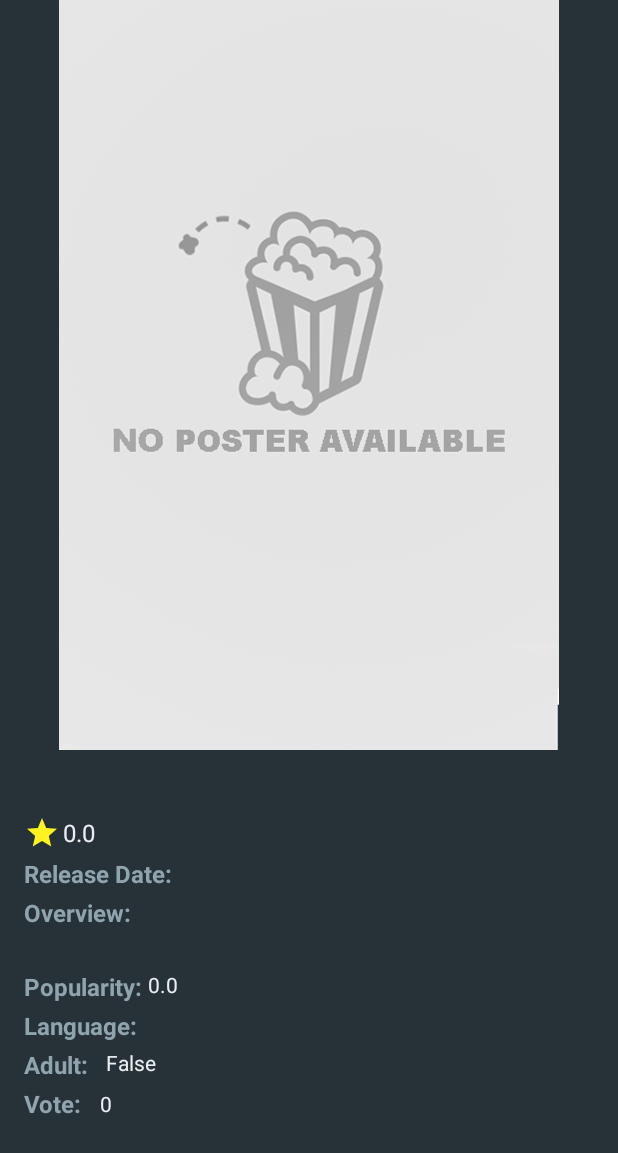
After one commit to mariohany/IKENAssignment, an Android app: the MovieDetailsActivity screen opened directly, with no data from a screen before it, on a phone screen of 412 x 824 dp. The commit adds this screen. Shown: the top 1153 px of the screen. Run offline under Robolectric (Android 15) with nearby library versions, the phone set to English and light mode, and no system bars; pictures from the network do not load.

Commit message:
Add MovieDetailsActivity and update Movie model

```diff
--- a/app/src/main/AndroidManifest.xml
+++ b/app/src/main/AndroidManifest.xml
@@ -12,6 +12,7 @@
         android:roundIcon="@mipmap/ic_launcher_round"
         android:supportsRtl="true"
         android:theme="@style/AppTheme">
+        <activity android:name=".ui.activity.MovieDetailsActivity"></activity>
         <activity android:name=".ui.activity.MainActivity">
             <intent-filter>
                 <action android:name="android.intent.action.MAIN" />
--- /dev/null
+++ b/app/src/main/java/com/example/ghostnight/ikenassignment/ui/activity/MovieDetailsActivity.java
@@ -0,0 +1,80 @@
+package com.example.ghostnight.ikenassignment.ui.activity;
+
+import android.os.Bundle;
+import android.support.v7.app.AppCompatActivity;
+import android.widget.ImageView;
+import android.widget.TextView;
+import com.bumptech.glide.Glide;
+import com.example.ghostnight.ikenassignment.R;
+
+
+public class MovieDetailsActivity extends AppCompatActivity {
+
+
+    private ImageView mImage;
+    private TextView mTitle;
+    private TextView mRating;
+    private TextView mReleaseDate;
+    private TextView mOverview;
+    private TextView mAdult;
+    private TextView mPopularity;
+    private TextView mLanguage;
+    private TextView mVote;
+
+    private int id;
+    private String title;
+    private String overview;
+    private String releaseDate;
+    private float rating;
+    private String image;
+    private float popularity;
+    private boolean adult;
+    private String language;
+    private int vote;
+
+    @Override
+    protected void onCreate(Bundle savedInstanceState) {
+        super.onCreate(savedInstanceState);
+        setContentView(R.layout.activity_movie_details);
+        id = getIntent().getIntExtra("id", 0);
+        title = getIntent().getStringExtra("title");
+        overview = getIntent().getStringExtra("overview");
+        releaseDate = getIntent().getStringExtra("releaseDate");
+        rating = getIntent().getFloatExtra("rating", 0);
+        image = getIntent().getStringExtra("image");
+        popularity = getIntent().getFloatExtra("popularity", 0);
+        adult = getIntent().getBooleanExtra("adult", false);
+        language = getIntent().getStringExtra("language");
+        vote = getIntent().getIntExtra("vote",0);
+
+        mImage = findViewById(R.id.image);
+        mTitle = findViewById(R.id.title);
+        mRating = findViewById(R.id.rating);
+        mReleaseDate = findViewById(R.id.release_date);
+        mOverview = findViewById(R.id.overview);
+        mPopularity = findViewById(R.id.popularity);
+        mAdult = findViewById(R.id.adult);
+        mLanguage = findViewById(R.id.language);
+        mVote = findViewById(R.id.vote);
+
+        if(image != null) {
+            Glide.with(this)
+                    .load(image)
+                    .into(mImage);
+        }else{
+            mImage.setImageResource(R.drawable.poster_holder);
+        }
+        mTitle.setText(title);
+        mRating.setText(String.valueOf(rating));
+        mReleaseDate.setText(releaseDate);
+        mOverview.setText(overview);
+        mLanguage.setText(language);
+        mPopularity.setText(String.valueOf(popularity));
+        mVote.setText(String.valueOf(vote));
+        if(adult)
+            mAdult.setText("True");
+        else
+            mAdult.setText("False");
+
+    }
+}
--- /dev/null
+++ b/app/src/main/res/drawable/ic_star.xml
@@ -0,0 +1,10 @@
+<vector xmlns:android="http://schemas.android.com/apk/res/android"
+    android:width="24dp"
+    android:height="24dp"
+    android:tint="#FFF220"
+    android:viewportWidth="24.0"
+    android:viewportHeight="24.0">
+    <path
+        android:fillColor="#FF000000"
+        android:pathData="M12,17.27L18.18,21l-1.64,-7.03L22,9.24l-7.19,-0.61L12,2 9.19,8.63 2,9.24l5.46,4.73L5.82,21z" />
+</vector>
--- /dev/null
+++ b/app/src/main/res/layout/activity_movie_details.xml
@@ -0,0 +1,213 @@
+<?xml version="1.0" encoding="utf-8"?>
+<ScrollView xmlns:android="http://schemas.android.com/apk/res/android"
+    xmlns:app="http://schemas.android.com/apk/res-auto"
+    xmlns:tools="http://schemas.android.com/tools"
+    android:id="@+id/scrollView2"
+    android:layout_width="match_parent"
+    android:layout_height="match_parent"
+    android:background="@color/colorPrimary"
+    tools:context=".ui.activity.MovieDetailsActivity">
+
+    <android.support.constraint.ConstraintLayout
+        android:layout_width="match_parent"
+        android:layout_height="wrap_content">
+
+        <ImageView
+            android:id="@+id/image"
+            android:layout_width="match_parent"
+            android:layout_height="wrap_content"
+            app:layout_constraintEnd_toEndOf="parent"
+            app:layout_constraintStart_toStartOf="parent"
+            app:layout_constraintTop_toTopOf="parent" />
+
+        <TextView
+            android:id="@+id/title"
+            android:layout_width="0dp"
+            android:layout_height="wrap_content"
+            android:layout_marginStart="16dp"
+            android:layout_marginTop="12dp"
+            android:text="@string/title_holder"
+            android:textColor="@color/light_gray"
+            android:textSize="20sp"
+            android:textStyle="bold"
+            app:layout_constraintStart_toStartOf="parent"
+            app:layout_constraintTop_toBottomOf="@+id/image" />
+
+        <LinearLayout
+            android:id="@+id/linearLayout"
+            android:layout_width="wrap_content"
+            android:layout_height="wrap_content"
+            android:layout_marginStart="16dp"
+            android:layout_marginTop="4dp"
+            app:layout_constraintStart_toStartOf="parent"
+            app:layout_constraintTop_toBottomOf="@+id/title">
+
+            <ImageView
+                android:id="@+id/imageView"
+                android:layout_width="24dp"
+                android:layout_height="24dp"
+                android:src="@drawable/ic_star" />
+
+            <TextView
+                android:id="@+id/rating"
+                android:layout_width="wrap_content"
+                android:layout_height="wrap_content"
+                android:layout_gravity="center_vertical"
+                android:layout_marginStart="2dp"
+                android:text="9.9"
+                android:textColor="@color/light_gray"
+                android:textSize="16sp" />
+        </LinearLayout>
+
+        <TextView
+            android:id="@+id/textView3"
+            android:layout_width="wrap_content"
+            android:layout_height="wrap_content"
+            android:layout_marginStart="16dp"
+            android:layout_marginTop="4dp"
+            android:text="Release Date: "
+            android:textColor="#90A4AE"
+            android:textSize="16sp"
+            android:textStyle="bold"
+            app:layout_constraintStart_toStartOf="parent"
+            app:layout_constraintTop_toBottomOf="@+id/linearLayout" />
+
+        <TextView
+            android:id="@+id/release_date"
+            android:layout_width="wrap_content"
+            android:layout_height="wrap_content"
+            android:layout_marginStart="4dp"
+            android:layout_marginTop="4dp"
+            android:gravity="center_vertical"
+            android:text="@string/release_holder"
+            android:textColor="@color/light_gray"
+            android:textSize="16sp"
+            app:layout_constraintStart_toEndOf="@+id/textView3"
+            app:layout_constraintTop_toBottomOf="@+id/linearLayout" />
+
+        <TextView
+            android:id="@+id/textView2"
+            android:layout_width="wrap_content"
+            android:layout_height="wrap_content"
+            android:layout_marginStart="16dp"
+            android:layout_marginTop="4dp"
+            android:text="Overview:"
+            android:textColor="#90A4AE"
+            android:textSize="16sp"
+            android:textStyle="bold"
+            app:layout_constraintStart_toStartOf="parent"
+            app:layout_constraintTop_toBottomOf="@+id/textView3" />
+
+        <TextView
+            android:id="@+id/overview"
+            android:layout_width="match_parent"
+            android:layout_height="wrap_content"
+            android:layout_marginStart="16dp"
+            android:layout_marginTop="4dp"
+            android:layout_marginEnd="16dp"
+            android:text="@string/description_holder"
+            android:textColor="@color/light_gray"
+            android:textSize="14sp"
+            app:layout_constraintEnd_toEndOf="parent"
+            app:layout_constraintStart_toStartOf="parent"
+            app:layout_constraintTop_toBottomOf="@+id/textView2" />
+
+        <TextView
+            android:id="@+id/textView4"
+            android:layout_width="wrap_content"
+            android:layout_height="wrap_content"
+            android:layout_marginStart="16dp"
+            android:layout_marginTop="4dp"
+            android:text="Popularity: "
+            android:textColor="#90A4AE"
+            android:textSize="16sp"
+            android:textStyle="bold"
+            app:layout_constraintStart_toStartOf="parent"
+            app:layout_constraintTop_toBottomOf="@+id/overview" />
+
+        <TextView
+            android:id="@+id/popularity"
+            android:layout_width="wrap_content"
+            android:layout_height="wrap_content"
+            android:layout_marginTop="4dp"
+            android:textColor="@color/light_gray"
+            android:textSize="14sp"
+            app:layout_constraintStart_toEndOf="@+id/textView4"
+            app:layout_constraintTop_toBottomOf="@+id/overview" />
+
+        <TextView
+            android:id="@+id/textView5"
+            android:layout_width="wrap_content"
+            android:layout_height="wrap_content"
+            android:layout_marginStart="16dp"
+            android:layout_marginTop="4dp"
+            android:text="Language: "
+            android:textColor="#90A4AE"
+            android:textSize="16sp"
+            android:textStyle="bold"
+            app:layout_constraintStart_toStartOf="parent"
+            app:layout_constraintTop_toBottomOf="@+id/textView4" />
+
+        <TextView
+            android:id="@+id/language"
+            android:layout_width="wrap_content"
+            android:layout_height="wrap_content"
+            android:layout_marginTop="4dp"
+            android:textColor="@color/light_gray"
+            android:textSize="14sp"
+            app:layout_constraintStart_toEndOf="@+id/textView5"
+            app:layout_constraintTop_toBottomOf="@+id/textView4" />
+
+        <TextView
+            android:id="@+id/textView6"
+            android:layout_width="wrap_content"
+            android:layout_height="wrap_content"
+            android:layout_marginStart="16dp"
+            android:layout_marginTop="4dp"
+            android:text="Adult: "
+            android:textColor="#90A4AE"
+            android:textSize="16sp"
+            android:textStyle="bold"
+            app:layout_constraintStart_toStartOf="parent"
+            app:layout_constraintTop_toBottomOf="@+id/textView5" />
+
+        <TextView
+            android:id="@+id/adult"
+            android:layout_width="wrap_content"
+            android:layout_height="wrap_content"
+            android:layout_marginStart="8dp"
+            android:layout_marginTop="4dp"
+            android:textColor="@color/light_gray"
+            android:textSize="14sp"
+            app:layout_constraintStart_toEndOf="@+id/textView6"
+            app:layout_constraintTop_toBottomOf="@+id/textView5" />
+
+        <TextView
+            android:id="@+id/textView7"
+            android:layout_width="wrap_content"
+            android:layout_height="wrap_content"
+            android:layout_marginStart="16dp"
+            android:layout_marginTop="4dp"
+            android:layout_marginBottom="8dp"
+            android:text="Vote: "
+            android:textColor="#90A4AE"
+            android:textSize="16sp"
+            android:textStyle="bold"
+            app:layout_constraintBottom_toBottomOf="parent"
+            app:layout_constraintStart_toStartOf="parent"
+            app:layout_constraintTop_toBottomOf="@+id/textView6" />
+
+        <TextView
+            android:id="@+id/vote"
+            android:layout_width="wrap_content"
+            android:layout_height="wrap_content"
+            android:layout_marginStart="8dp"
+            android:layout_marginTop="4dp"
+            android:layout_marginBottom="8dp"
+            android:textColor="@color/light_gray"
+            android:textSize="14sp"
+            app:layout_constraintBottom_toBottomOf="parent"
+            app:layout_constraintStart_toEndOf="@+id/textView7"
+            app:layout_constraintTop_toBottomOf="@+id/textView6" />
+    </android.support.constraint.ConstraintLayout>
+</ScrollView>
```
Also changed, not shown: app/src/main/java/com/example/ghostnight/ikenassignment/Model/Movie.java (+60 -1 lines), app/src/main/java/com/example/ghostnight/ikenassignment/retrofit/retrofit_model/MoviesResbonseModel.java (+27 -0 lines), app/src/main/java/com/example/ghostnight/ikenassignment/ui/activity/MainActivity.java (+20 -1 lines), app/src/main/java/com/example/ghostnight/ikenassignment/ui/adapter/MovieListAdapter.java (+8 -1 lines), app/src/main/java/com/example/ghostnight/ikenassignment/ui/fragment/MainFragment.java (+43 -6 lines).
